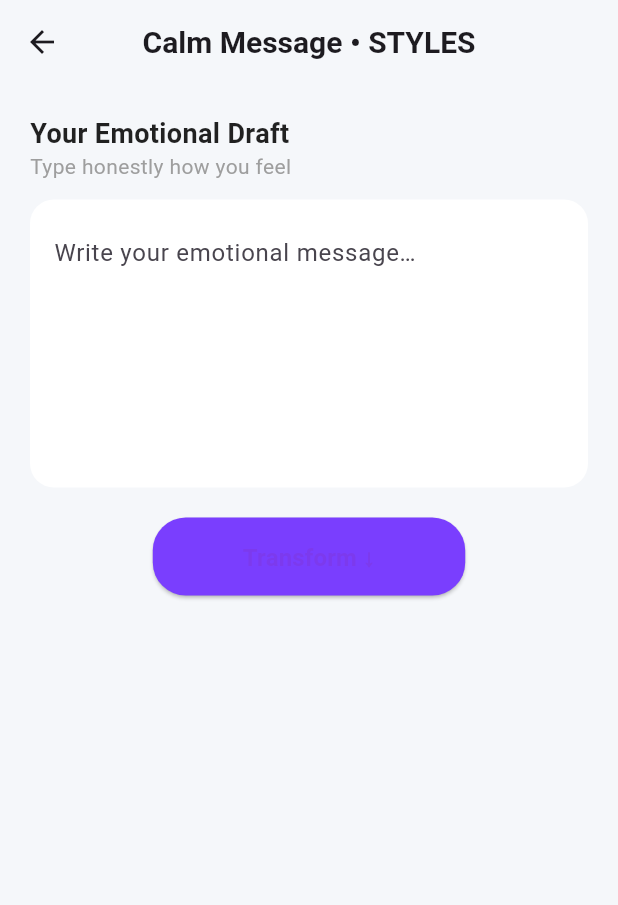
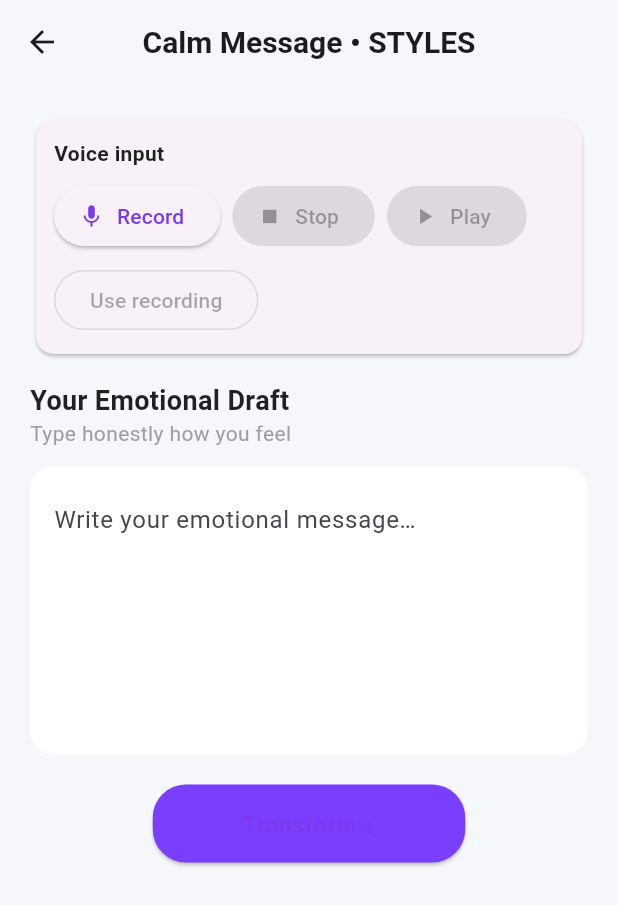
Before and after one commit to nzshapik/HearMe-Kids, a Flutter app: the CalmMessageScreen screen opened directly, on a phone screen of 412 x 824 dp. Shown: the top 905 px of the screen. Run offline on Flutter 3.47's test engine with Material 3 defaults, Android fonts, the phone set to English and light mode, and no system bars; our stand-ins replace audioplayers, flutter_local_notifications, hooks_riverpod, isar, shared_preferences; missing offline and left inert: record; accounts and stored records are empty; generated files the repository leaves out were written again.

Commit message:
Fix AI keys + CalmMessage service + UI updates

```diff
--- a/lib/ui/screens/ai_therapist_screen.dart
+++ b/lib/ui/screens/ai_therapist_screen.dart
@@ -10,7 +10,7 @@ class AiTherapistAiService {
 
   // ⚠️ ТІЛЬКИ ДЛЯ ЛОКАЛЬНОГО ТЕСТУ!
   // В продакшені ключ потрібно зберігати на бекенді.
-  static const String _apiKey = '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';
+  static const String _apiKey = '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';
 
   static const String _apiUrl = 'https://api.openai.com/v1/chat/completions';
 
--- a/lib/ui/screens/calm_message_screen.dart
+++ b/lib/ui/screens/calm_message_screen.dart
@@ -2,6 +2,7 @@ import 'package:flutter/material.dart';
 import 'package:flutter/services.dart';
 
 import 'calm_message_ai_service.dart';
+import '../widgets/audio_recorder_widget.dart';
 
 
 class CalmMessageScreen extends StatefulWidget {
@@ -13,6 +14,8 @@ class CalmMessageScreen extends StatefulWidget {
 
 class _CalmMessageScreenState extends State<CalmMessageScreen> {
   final TextEditingController emotionalCtrl = TextEditingController();
+
+  String? _recordedAudioPath;
 
   bool _isLoading = false;
   String? _errorText;
@@ -237,6 +240,15 @@ class _CalmMessageScreenState extends State<CalmMessageScreen> {
           crossAxisAlignment: CrossAxisAlignment.start,
           children: [
             const SizedBox(height: 10),
+            AudioRecorderWidget(
+              onRecorded: (path) {
+                setState(() => _recordedAudioPath = path);
+                ScaffoldMessenger.of(context).showSnackBar(
+                  const SnackBar(content: Text('✅ Voice recorded.')),
+                );
+              },
+            ),
+            const SizedBox(height: 14),
             const Text(
               'Your Emotional Draft',
               style: TextStyle(fontSize: 18, fontWeight: FontWeight.w600),
--- /dev/null
+++ b/lib/ui/widgets/audio_recorder_widget.dart
@@ -0,0 +1,121 @@
+import 'package:audioplayers/audioplayers.dart';
+import 'package:flutter/material.dart';
+import 'package:path_provider/path_provider.dart';
+import 'package:record/record.dart';
+
+class AudioRecorderWidget extends StatefulWidget {
+  final void Function(String filePath)? onRecorded;
+  const AudioRecorderWidget({super.key, this.onRecorded});
+
+  @override
+  State<AudioRecorderWidget> createState() => _AudioRecorderWidgetState();
+}
+
+class _AudioRecorderWidgetState extends State<AudioRecorderWidget> {
+  final _recorder = AudioRecorder();
+  final _player = AudioPlayer();
+
+  bool _isRecording = false;
+  bool _isPlaying = false;
+  String? _filePath;
+
+  @override
+  void dispose() {
+    _player.dispose();
+    _recorder.dispose();
+    super.dispose();
+  }
+
+  Future<String> _newFilePath() async {
+    final dir = await getApplicationDocumentsDirectory();
+    final ts = DateTime.now().millisecondsSinceEpoch;
+    return '${dir.path}/hearme_recording_$ts.m4a';
+  }
+
+  Future<void> _start() async {
+    final hasPerm = await _recorder.hasPermission();
+    if (!hasPerm) {
+      if (!mounted) return;
+      ScaffoldMessenger.of(context).showSnackBar(
+        const SnackBar(content: Text('No microphone permission')),
+      );
+      return;
+    }
+
+    final path = await _newFilePath();
+    await _recorder.start(
+      const RecordConfig(encoder: AudioEncoder.aacLc, bitRate: 128000, sampleRate: 44100),
+      path: path,
+    );
+
+    setState(() {
+      _isRecording = true;
+      _filePath = path;
+    });
+  }
+
+  Future<void> _stop() async {
+    await _recorder.stop();
+    setState(() => _isRecording = false);
+  }
+
+  Future<void> _togglePlay() async {
+    if (_filePath == null) return;
+
+    if (_isPlaying) {
+      await _player.stop();
+      setState(() => _isPlaying = false);
+      return;
+    }
+
+    await _player.play(DeviceFileSource(_filePath!));
+    setState(() => _isPlaying = true);
+
+    _player.onPlayerComplete.listen((_) {
+      if (!mounted) return;
+      setState(() => _isPlaying = false);
+    });
+  }
+
+  @override
+  Widget build(BuildContext context) {
+    return Card(
+      child: Padding(
+        padding: const EdgeInsets.all(12),
+        child: Column(
+          crossAxisAlignment: CrossAxisAlignment.start,
+          children: [
+            const Text('Voice input', style: TextStyle(fontWeight: FontWeight.bold)),
+            const SizedBox(height: 8),
+            Row(
+              children: [
+                ElevatedButton.icon(
+                  onPressed: _isRecording ? null : _start,
+                  icon: const Icon(Icons.mic),
+                  label: const Text('Record'),
+                ),
+                const SizedBox(width: 8),
+                ElevatedButton.icon(
+                  onPressed: _isRecording ? _stop : null,
+                  icon: const Icon(Icons.stop),
+                  label: const Text('Stop'),
+                ),
+                const SizedBox(width: 8),
+                ElevatedButton.icon(
+                  onPressed: (_filePath != null && !_isRecording) ? _togglePlay : null,
+                  icon: Icon(_isPlaying ? Icons.pause : Icons.play_arrow),
+                  label: Text(_isPlaying ? 'Pause' : 'Play'),
+                ),
+              ],
+            ),
+            const SizedBox(height: 8),
+            OutlinedButton(
+              onPressed: (_filePath != null && !_isRecording) ? () => widget.onRecorded?.call(_filePath!) : null,
+              child: const Text('Use recording'),
+            ),
+          ],
+        ),
+      ),
+    );
+  }
+}
--- a/pubspec.yaml
+++ b/pubspec.yaml
@@ -22,8 +22,10 @@ dependencies:
   image_picker: ^1.1.2
   permission_handler: ^11.3.1
   collection: ^1.18.0
-  path_provider: ^2.1.4
+  path_provider: ^2.1.5
   shared_preferences: ^2.5.3
+  record: ^6.1.2
+  audioplayers: ^6.5.1
 
 dev_dependencies:
   flutter_test:
```
Also changed, not shown: lib/ui/screens/calm_message_ai_service.dart (+18 -4 lines), lib/ui/screens/home_screen.dart (+15 -1 lines), pubspec.lock, 6 other files.
